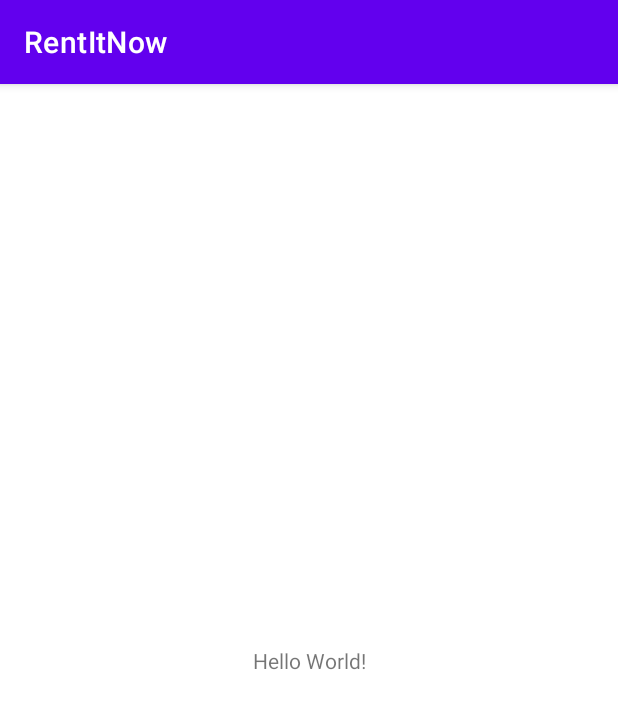
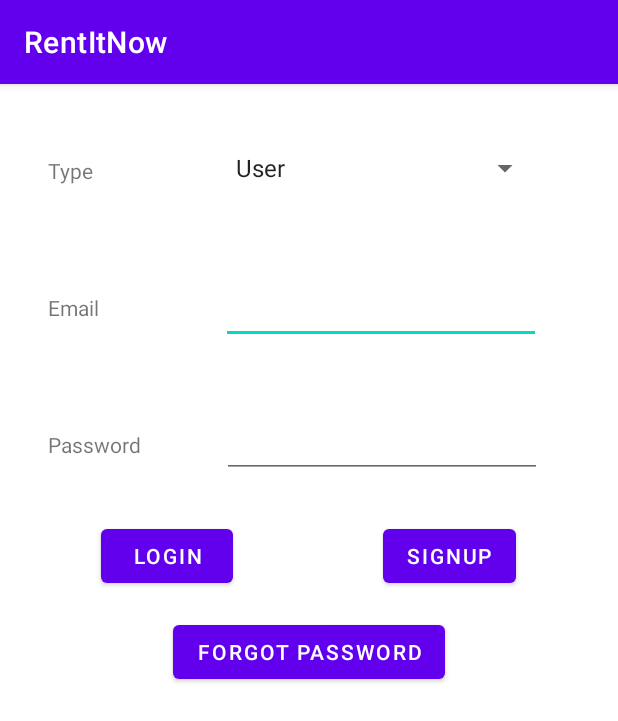
Before and after one commit to Dhruv96/Research-Project, an Android app: the screen it shows after launch (MainActivity before the commit, LoginActivity after it), on a phone screen of 412 x 824 dp. Shown: the top 721 px of the screen. Run offline under Robolectric (Android 15) with nearby library versions, the phone set to English and light mode, and no system bars.

```diff
--- a/app/src/main/AndroidManifest.xml
+++ b/app/src/main/AndroidManifest.xml
@@ -9,7 +9,8 @@
         android:roundIcon="@mipmap/ic_launcher_round"
         android:supportsRtl="true"
         android:theme="@style/Theme.RentItNow">
-        <activity android:name=".MainActivity">
+        <activity android:name=".SignupActivity"></activity>
+        <activity android:name=".LoginActivity">
             <intent-filter>
                 <action android:name="android.intent.action.MAIN" />
 
--- /dev/null
+++ b/app/src/main/java/com/example/rentitnow/LoginActivity.kt
@@ -0,0 +1,19 @@
+package com.example.rentitnow
+
+import android.content.Intent
+import androidx.appcompat.app.AppCompatActivity
+import android.os.Bundle
+import android.view.View
+import kotlinx.android.synthetic.main.activity_login.*
+
+class LoginActivity : AppCompatActivity() {
+    override fun onCreate(savedInstanceState: Bundle?) {
+        super.onCreate(savedInstanceState)
+        setContentView(R.layout.activity_login)
+
+        signupButton.setOnClickListener(View.OnClickListener {
+            val intent = Intent(this, SignupActivity::class.java)
+            startActivity(intent)
+        })
+    }
+}
--- a/app/src/main/java/com/example/rentitnow/MainActivity.kt
+++ /dev/null
@@ -1,11 +0,0 @@
-package com.example.rentitnow
-
-import androidx.appcompat.app.AppCompatActivity
-import android.os.Bundle
-
-class MainActivity : AppCompatActivity() {
-    override fun onCreate(savedInstanceState: Bundle?) {
-        super.onCreate(savedInstanceState)
-        setContentView(R.layout.activity_main)
-    }
-}
--- /dev/null
+++ b/app/src/main/res/layout/activity_login.xml
@@ -0,0 +1,104 @@
+<?xml version="1.0" encoding="utf-8"?>
+<androidx.constraintlayout.widget.ConstraintLayout xmlns:android="http://schemas.android.com/apk/res/android"
+    xmlns:app="http://schemas.android.com/apk/res-auto"
+    xmlns:tools="http://schemas.android.com/tools"
+    android:layout_width="match_parent"
+    android:layout_height="match_parent"
+    tools:context=".LoginActivity">
+
+    <TextView
+        android:id="@+id/textView"
+        android:layout_width="wrap_content"
+        android:layout_height="wrap_content"
+        android:layout_marginStart="32dp"
+        android:layout_marginTop="48dp"
+        android:text="@string/type"
+        app:layout_constraintStart_toStartOf="parent"
+        app:layout_constraintTop_toTopOf="parent" />
+
+    <TextView
+        android:id="@+id/textView3"
+        android:layout_width="wrap_content"
+        android:layout_height="wrap_content"
+        android:layout_marginStart="32dp"
+        android:layout_marginTop="72dp"
+        android:text="@string/password"
+        app:layout_constraintStart_toStartOf="parent"
+        app:layout_constraintTop_toBottomOf="@+id/textView2" />
+
+    <TextView
+        android:id="@+id/textView2"
+        android:layout_width="wrap_content"
+        android:layout_height="wrap_content"
+        android:layout_marginStart="32dp"
+        android:layout_marginTop="72dp"
+        android:text="@string/email"
+        app:layout_constraintStart_toStartOf="parent"
+        app:layout_constraintTop_toBottomOf="@+id/textView" />
+
+    <EditText
+        android:id="@+id/emailEditText"
+        android:layout_width="wrap_content"
+        android:layout_height="wrap_content"
+        android:layout_marginTop="48dp"
+        android:ems="10"
+        android:inputType="textEmailAddress"
+        app:layout_constraintEnd_toEndOf="parent"
+        app:layout_constraintHorizontal_bias="0.611"
+        app:layout_constraintStart_toEndOf="@+id/textView2"
+        app:layout_constraintTop_toBottomOf="@+id/spinner2" />
+
+    <EditText
+        android:id="@+id/passwordEditText"
+        android:layout_width="wrap_content"
+        android:layout_height="wrap_content"
+        android:layout_marginTop="44dp"
+        android:ems="10"
+        android:inputType="textPassword"
+        app:layout_constraintEnd_toEndOf="parent"
+        app:layout_constraintHorizontal_bias="0.514"
+        app:layout_constraintStart_toEndOf="@+id/textView3"
+        app:layout_constraintTop_toBottomOf="@+id/emailEditText" />
+
+    <Spinner
+        android:id="@+id/spinner2"
+        android:layout_width="211dp"
+        android:layout_height="48dp"
+        android:layout_marginTop="32dp"
+        android:entries="@array/user_types"
+        app:layout_constraintEnd_toEndOf="parent"
+        app:layout_constraintHorizontal_bias="0.63"
+        app:layout_constraintStart_toEndOf="@+id/textView"
+        app:layout_constraintTop_toTopOf="parent" />
+
+    <Button
+        android:id="@+id/loginButton"
+        android:layout_width="wrap_content"
+        android:layout_height="wrap_content"
+        android:layout_marginTop="28dp"
+        android:text="@string/login"
+        app:layout_constraintEnd_toStartOf="@+id/signupButton"
+        app:layout_constraintHorizontal_bias="0.403"
+        app:layout_constraintStart_toStartOf="parent"
+        app:layout_constraintTop_toBottomOf="@+id/passwordEditText" />
+
+    <Button
+        android:id="@+id/signupButton"
+        android:layout_width="wrap_content"
+        android:layout_height="wrap_content"
+        android:layout_marginEnd="68dp"
+        android:text="Signup"
+        app:layout_constraintEnd_toEndOf="parent"
+        app:layout_constraintTop_toTopOf="@+id/loginButton" />
+
+    <Button
+        android:id="@+id/forgotPassBtn"
+        android:layout_width="wrap_content"
+        android:layout_height="wrap_content"
+        android:layout_marginTop="16dp"
+        android:text="@string/forgotPass"
+        app:layout_constraintEnd_toEndOf="parent"
+        app:layout_constraintStart_toStartOf="parent"
+        app:layout_constraintTop_toBottomOf="@+id/loginButton" />
+
+</androidx.constraintlayout.widget.ConstraintLayout>
--- a/app/src/main/res/layout/activity_main.xml
+++ /dev/null
@@ -1,18 +0,0 @@
-<?xml version="1.0" encoding="utf-8"?>
-<androidx.constraintlayout.widget.ConstraintLayout xmlns:android="http://schemas.android.com/apk/res/android"
-    xmlns:app="http://schemas.android.com/apk/res-auto"
-    xmlns:tools="http://schemas.android.com/tools"
-    android:layout_width="match_parent"
-    android:layout_height="match_parent"
-    tools:context=".MainActivity">
-
-    <TextView
-        android:layout_width="wrap_content"
-        android:layout_height="wrap_content"
-        android:text="Hello World!"
-        app:layout_constraintBottom_toBottomOf="parent"
-        app:layout_constraintLeft_toLeftOf="parent"
-        app:layout_constraintRight_toRightOf="parent"
-        app:layout_constraintTop_toTopOf="parent" />
-
-</androidx.constraintlayout.widget.ConstraintLayout>
--- /dev/null
+++ b/app/src/main/res/values/UserTypes.xml
@@ -0,0 +1,7 @@
+<?xml version="1.0" encoding="utf-8"?>
+<resources>
+    <string-array name="user_types">
+        <item>User</item>
+        <item>Vendor</item>
+    </string-array>
+</resources>
--- a/app/src/main/res/values/strings.xml
+++ b/app/src/main/res/values/strings.xml
@@ -1,3 +1,12 @@
 <resources>
     <string name="app_name">RentItNow</string>
+    <string name="type">Type</string>
+    <string name="email">Email</string>
+    <string name="password">Password</string>
+    <string name="login">Login</string>
+    <string name="forgotPass">Forgot Password</string>
+    <string name="user">User</string>
+    <string name="vendor">Vendor</string>
+    <!-- TODO: Remove or change this placeholder text -->
+    <string name="hello_blank_fragment">Hello blank fragment</string>
 </resources>
```
Also changed, not shown: app/build.gradle (+8 -0 lines), app/src/main/java/com/example/rentitnow/SignupActivity.kt (added, +48 -0 lines), app/src/main/java/com/example/rentitnow/UserTabFragment.kt (added, +59 -0 lines), app/src/main/java/com/example/rentitnow/VendorTabFragment.kt (added, +59 -0 lines), app/src/main/res/layout/activity_signup.xml (added, +42 -0 lines), app/src/main/res/layout/fragment_user_tab.xml (added, +14 -0 lines), app/src/main/res/layout/fragment_vendor_tab.xml (added, +14 -0 lines).
